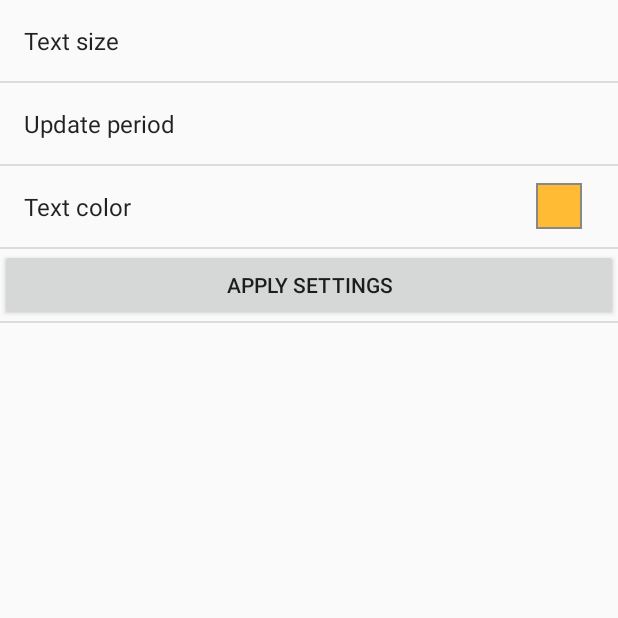
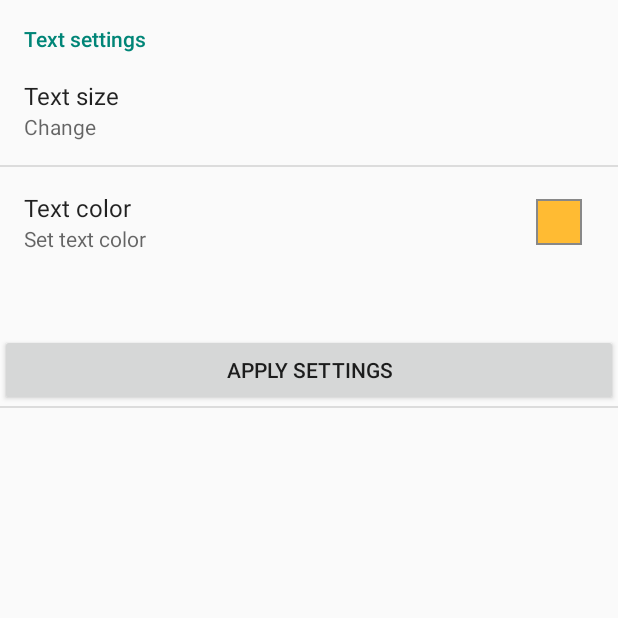
Before and after one commit to yaroslav-shlapak/VoltageWidget, an Android app: the SettingsActivity screen opened directly, with no data from a screen before it, on a phone screen of 412 x 824 dp, the top half of it. Run offline under Robolectric (Android 15) with nearby library versions, the phone set to English and light mode, and no system bars.

Commit message:
pre-alpha version
Signed-off-by: y.shlapak <y.shlapak@samsung.com>

```diff
--- a/app/src/main/java/com/voidgreen/voltagewidget/AlarmManagerBroadcastReceiver.java
+++ b/app/src/main/java/com/voidgreen/voltagewidget/AlarmManagerBroadcastReceiver.java
@@ -18,7 +18,7 @@ public class AlarmManagerBroadcastReceiver extends BroadcastReceiver {
         RemoteViews remoteViews = new RemoteViews(context.getPackageName(),
                 R.layout.widget_layout);
 
-        remoteViews.setTextViewText(R.id.batteryInfoTextViewWidget, Utility.getSavedBatteryInfo(context, 10));
+        remoteViews.setTextViewText(R.id.batteryInfoTextViewWidget, Utility.getSavedBatteryInfo(context));
         ComponentName batteryInfoWidget = new ComponentName(context, VoltageWidgetProvider.class);
         AppWidgetManager manager = AppWidgetManager.getInstance(context);
         manager.updateAppWidget(batteryInfoWidget, remoteViews);
--- a/app/src/main/java/com/voidgreen/voltagewidget/BatteryInfoService.java
+++ b/app/src/main/java/com/voidgreen/voltagewidget/BatteryInfoService.java
@@ -5,7 +5,6 @@ import android.content.BroadcastReceiver;
 import android.content.Intent;
 import android.content.IntentFilter;
 import android.os.IBinder;
-import android.util.Log;
 
 /**
  * Created by y.shlapak on Jun 11, 2015.
@@ -27,8 +26,6 @@ public class BatteryInfoService extends Service {
         IntentFilter filter = new IntentFilter(Intent.ACTION_BATTERY_CHANGED);
         receiver = new BatteryInfoReceiver();
         registerReceiver(receiver, filter);
-
-        Log.d("BatteryInfoService", "BatteryInfoService.onCreate");
     }
 
     @Override
--- a/app/src/main/java/com/voidgreen/voltagewidget/NumberPickerPreference.java
+++ b/app/src/main/java/com/voidgreen/voltagewidget/NumberPickerPreference.java
@@ -16,7 +16,7 @@ import android.widget.NumberPicker;
 public class NumberPickerPreference extends DialogPreference {
 
     public static final int MAX_VALUE = 100;
-    public static final int MIN_VALUE = 0;
+    public static final int MIN_VALUE = 1;
 
     private NumberPicker picker;
     private int value;
--- a/app/src/main/java/com/voidgreen/voltagewidget/SettingsActivity.java
+++ b/app/src/main/java/com/voidgreen/voltagewidget/SettingsActivity.java
@@ -38,16 +38,8 @@ public class SettingsActivity extends PreferenceActivity {
                     AppWidgetManager.INVALID_APPWIDGET_ID);
         }
 
-
-
         Intent i = new Intent(context, BatteryInfoService.class);
         context.startService(i);
-        Log.d("SettingsActivity", "startService");
-
-/*            Intent intentSettings = new Intent(context, SettingsActivity.class);
-            intentSettings.putExtra(EXTRA_STRING, false);
-            PendingIntent pendingIntent = PendingIntent.getActivity(context, 0, intentSettings, 0);
-            views.setOnClickPendingIntent(R.id.batteryInfoTextViewWidget, pendingIntent);*/
 
     }
 
@@ -60,16 +52,9 @@ public class SettingsActivity extends PreferenceActivity {
         views.setTextColor(R.id.batteryInfoTextViewWidget, voltageWidgetData.getTextColor());
         views.setTextViewTextSize(R.id.batteryInfoTextViewWidget, TypedValue.COMPLEX_UNIT_SP, voltageWidgetData.getTextSize());
 
-
-/*        Intent alarmManagerIntent = new Intent(context, AlarmManagerBroadcastReceiver.class);
-        PendingIntent pendingIntentAlarmManager = PendingIntent.getBroadcast(context, 0, alarmManagerIntent, 0);
-        AlarmManager alarmManager = (AlarmManager) context.getSystemService(Context.ALARM_SERVICE);
-        alarmManager.setInexactRepeating(AlarmManager.RTC, System.currentTimeMillis() + 1000,
-                Long.parseLong(voltageWidgetData.getUpdateInterval()), pendingIntentAlarmManager);*/
-        Utility.updateAllWidgets(context);
-
+        Utility.saveBatteryInfo(context, "XXXX");
         AppWidgetManager appWidgetManager = AppWidgetManager.getInstance(context);
-        appWidgetManager.updateAppWidget(mAppWidgetId, views);
+        Utility.updateWidget(context, appWidgetManager, views, mAppWidgetId);
 
         Intent resultValue = new Intent();
         resultValue.putExtra(AppWidgetManager.EXTRA_APPWIDGET_ID, mAppWidgetId);
@@ -78,11 +63,4 @@ public class SettingsActivity extends PreferenceActivity {
     }
 
 
-    @Override
-    protected void onPause() {
-        super.onPause();
-
-
-    }
-
 }
--- a/app/src/main/res/xml/preferences.xml
+++ b/app/src/main/res/xml/preferences.xml
@@ -1,22 +1,23 @@
 <?xml version="1.0" encoding="utf-8"?>
 <PreferenceScreen xmlns:android="http://schemas.android.com/apk/res/android">
+    <PreferenceCategory
+        android:key="pref_key_storage_settings"
+        android:title="Text settings"/>
         <com.voidgreen.voltagewidget.NumberPickerPreference
             android:defaultValue="20"
             android:key="@string/pref_text_size_key"
-        android:title="@string/pref_text_size_title" />
-    <EditTextPreference
-        android:defaultValue="1000"
-        android:key="@string/pref_update_period_key"
-        android:title="@string/pref_update_period_title" />
+            android:title="@string/pref_text_size_title"
+            android:summary="Change "/>
         <com.voidgreen.voltagewidget.colorpickerpreference.ColorPickerPreference
             alphaSlider="true"
             android:defaultValue="@color/orange"
             android:key="@string/pref_text_color_key"
-        android:title="@string/pref_text_color_title" />
+            android:title="@string/pref_text_color_title"
+            android:summary="Set text color"/>
+    <PreferenceCategory />
 
     <Preference
         android:key="@string/pref_apply_button_key"
-        android:layout="@layout/preference_button"/>
+        android:layout="@layout/preference_button" />
     />
-
 </PreferenceScreen>
```
Also changed, not shown: app/src/main/java/com/voidgreen/voltagewidget/BatteryInfoReceiver.java (+2 -5 lines), app/src/main/java/com/voidgreen/voltagewidget/Utility.java (+11 -50 lines), app/src/main/java/com/voidgreen/voltagewidget/VoltageWidgetProvider.java (+1 -46 lines). Lines whose indentation alone changed are shown as unchanged.
